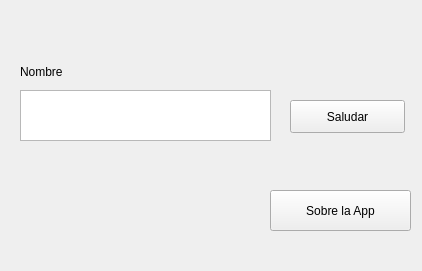
Before: the Qt Designer form views/vista_principal.ui in JuanLoaiza007/mvc-python, drawn with Qt 5.
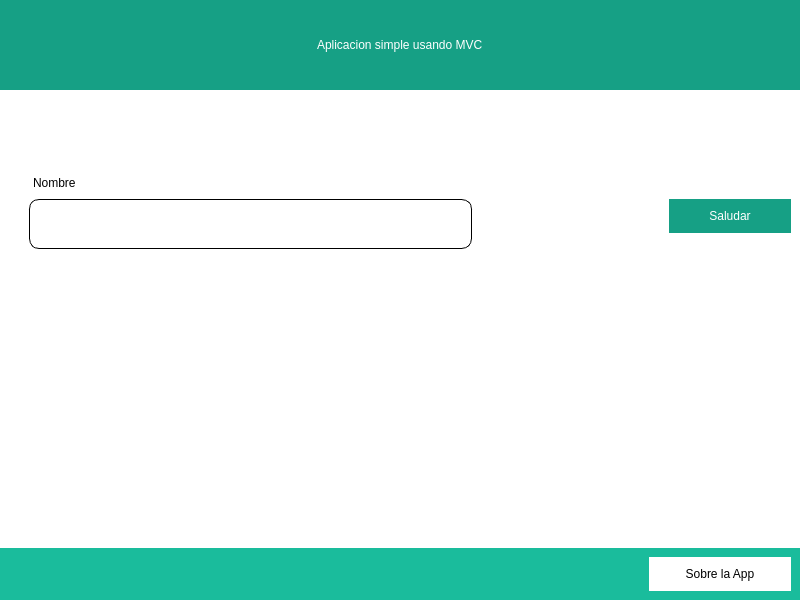
After: the same form once the commit is applied.

Commit message: Modal dialog implementation

What changed in the file:
```diff
--- a/views/vista_principal.ui
+++ b/views/vista_principal.ui
@@ -6,66 +6,445 @@
    <rect>
     <x>0</x>
     <y>0</y>
-    <width>422</width>
-    <height>271</height>
+    <width>800</width>
+    <height>600</height>
    </rect>
   </property>
+  <property name="minimumSize">
+   <size>
+    <width>800</width>
+    <height>600</height>
+   </size>
+  </property>
+  <property name="maximumSize">
+   <size>
+    <width>16777215</width>
+    <height>16777215</height>
+   </size>
+  </property>
   <property name="windowTitle">
    <string>MainWindow</string>
   </property>
   <widget class="QWidget" name="centralwidget">
-   <widget class="QTextEdit" name="txta_nombre">
-    <property name="geometry">
-     <rect>
-      <x>20</x>
-      <y>90</y>
-      <width>251</width>
-      <height>51</height>
-     </rect>
+   <property name="maximumSize">
+    <size>
+     <width>16777215</width>
+     <height>16777215</height>
+    </size>
+   </property>
+   <property name="styleSheet">
+    <string notr="true">QWidget {
+	background-color: white;
+}</string>
+   </property>
+   <layout class="QVBoxLayout" name="verticalLayout">
+    <property name="spacing">
+     <number>0</number>
     </property>
-   </widget>
-   <widget class="QLabel" name="lbl_nombre">
-    <property name="geometry">
-     <rect>
-      <x>20</x>
-      <y>60</y>
-      <width>191</width>
-      <height>24</height>
-     </rect>
+    <property name="leftMargin">
+     <number>0</number>
     </property>
-    <property name="text">
-     <string>Nombre</string>
+    <property name="topMargin">
+     <number>0</number>
     </property>
-    <property name="alignment">
-     <set>Qt::AlignLeading|Qt::AlignLeft|Qt::AlignVCenter</set>
+    <property name="rightMargin">
+     <number>0</number>
     </property>
-   </widget>
-   <widget class="QPushButton" name="btn_saludar">
-    <property name="geometry">
-     <rect>
-      <x>290</x>
-      <y>100</y>
-      <width>115</width>
-      <height>33</height>
-     </rect>
+    <property name="bottomMargin">
+     <number>0</number>
     </property>
-    <property name="text">
-     <string>Saludar</string>
-    </property>
-   </widget>
-   <widget class="QPushButton" name="btn_sobre">
-    <property name="geometry">
-     <rect>
-      <x>270</x>
-      <y>190</y>
-      <width>141</width>
-      <height>41</height>
-     </rect>
-    </property>
-    <property name="text">
-     <string>Sobre la App</string>
-    </property>
-   </widget>
+    <item>
+     <widget class="QFrame" name="head">
+      <property name="minimumSize">
+       <size>
+        <width>0</width>
+        <height>90</height>
+       </size>
+      </property>
+      <property name="maximumSize">
+       <size>
+        <width>16777215</width>
+        <height>90</height>
+       </size>
+      </property>
+      <property name="styleSheet">
+       <string notr="true">QFrame {
+	background-color: #16a085;
+}</string>
+      </property>
+      <property name="frameShape">
+       <enum>QFrame::NoFrame</enum>
+      </property>
+      <property name="frameShadow">
+       <enum>QFrame::Raised</enum>
+      </property>
+      <layout class="QGridLayout" name="gridLayout_3">
+       <property name="leftMargin">
+        <number>0</number>
+       </property>
+       <property name="topMargin">
+        <number>0</number>
+       </property>
+       <property name="rightMargin">
+        <number>0</number>
+       </property>
+       <property name="bottomMargin">
+        <number>0</number>
+       </property>
+       <property name="spacing">
+        <number>0</number>
+       </property>
+       <item row="0" column="0" alignment="Qt::AlignHCenter|Qt::AlignVCenter">
+        <widget class="QLabel" name="title">
+         <property name="styleSheet">
+          <string notr="true">QLabel {
+	font: bold 20pt &quot;sans-serif&quot;;
+	color: white;
+}</string>
+         </property>
+         <property name="text">
+          <string>Aplicacion simple usando MVC</string>
+         </property>
+        </widget>
+       </item>
+      </layout>
+     </widget>
+    </item>
+    <item>
+     <widget class="QFrame" name="body">
+      <property name="frameShape">
+       <enum>QFrame::NoFrame</enum>
+      </property>
+      <property name="frameShadow">
+       <enum>QFrame::Raised</enum>
+      </property>
+      <layout class="QVBoxLayout" name="verticalLayout_2">
+       <property name="spacing">
+        <number>0</number>
+       </property>
+       <property name="leftMargin">
+        <number>0</number>
+       </property>
+       <property name="topMargin">
+        <number>0</number>
+       </property>
+       <property name="rightMargin">
+        <number>0</number>
+       </property>
+       <property name="bottomMargin">
+        <number>0</number>
+       </property>
+       <item>
+        <widget class="QFrame" name="frame_6">
+         <property name="frameShape">
+          <enum>QFrame::NoFrame</enum>
+         </property>
+         <property name="frameShadow">
+          <enum>QFrame::Raised</enum>
+         </property>
+         <layout class="QVBoxLayout" name="verticalLayout_3">
+          <property name="spacing">
+           <number>0</number>
+          </property>
+          <property name="leftMargin">
+           <number>0</number>
+          </property>
+          <property name="topMargin">
+           <number>0</number>
+          </property>
+          <property name="rightMargin">
+           <number>0</number>
+          </property>
+          <property name="bottomMargin">
+           <number>0</number>
+          </property>
+          <item>
+           <widget class="QFrame" name="frame_10">
+            <property name="minimumSize">
+             <size>
+              <width>800</width>
+              <height>100</height>
+             </size>
+            </property>
+            <property name="maximumSize">
+             <size>
+              <width>16777215</width>
+              <height>100</height>
+             </size>
+            </property>
+            <property name="frameShape">
+             <enum>QFrame::NoFrame</enum>
+            </property>
+            <property name="frameShadow">
+             <enum>QFrame::Raised</enum>
+            </property>
+            <layout class="QHBoxLayout" name="horizontalLayout_4">
+             <property name="leftMargin">
+              <number>0</number>
+             </property>
+             <property name="topMargin">
+              <number>0</number>
+             </property>
+             <property name="rightMargin">
+              <number>0</number>
+             </property>
+             <property name="bottomMargin">
+              <number>0</number>
+             </property>
+             <item alignment="Qt::AlignBottom">
+              <widget class="QLabel" name="lbl_nombre">
+               <property name="minimumSize">
+                <size>
+                 <width>0</width>
+                 <height>0</height>
+                </size>
+               </property>
+               <property name="maximumSize">
+                <size>
+                 <width>16777215</width>
+                 <height>16777215</height>
+                </size>
+               </property>
+               <property name="styleSheet">
+                <string notr="true">QLabel {
+	padding: 0 0 0 30;
+}</string>
+               </property>
+               <property name="text">
+                <string>Nombre</string>
+               </property>
+               <property name="alignment">
+                <set>Qt::AlignLeading|Qt::AlignLeft|Qt::AlignVCenter</set>
+               </property>
+              </widget>
+             </item>
+            </layout>
+           </widget>
+          </item>
+          <item>
+           <widget class="QFrame" name="frame_7">
+            <property name="minimumSize">
+             <size>
+              <width>0</width>
+              <height>360</height>
+             </size>
+            </property>
+            <property name="maximumSize">
+             <size>
+              <width>16777215</width>
+              <height>600</height>
+             </size>
+            </property>
+            <property name="frameShape">
+             <enum>QFrame::NoFrame</enum>
+            </property>
+            <property name="frameShadow">
+             <enum>QFrame::Raised</enum>
+            </property>
+            <layout class="QHBoxLayout" name="horizontalLayout_2">
+             <property name="spacing">
+              <number>0</number>
+             </property>
+             <property name="leftMargin">
+              <number>0</number>
+             </property>
+             <property name="topMargin">
+              <number>0</number>
+             </property>
+             <property name="rightMargin">
+              <number>0</number>
+             </property>
+             <property name="bottomMargin">
+              <number>0</number>
+             </property>
+             <item alignment="Qt::AlignTop">
+              <widget class="QFrame" name="frame_9">
+               <property name="frameShape">
+                <enum>QFrame::NoFrame</enum>
+               </property>
+               <property name="frameShadow">
+                <enum>QFrame::Raised</enum>
+               </property>
+               <layout class="QHBoxLayout" name="horizontalLayout_3">
+                <item alignment="Qt::AlignLeft">
+                 <widget class="QTextEdit" name="txta_nombre">
+                  <property name="enabled">
+                   <bool>true</bool>
+                  </property>
+                  <property name="minimumSize">
+                   <size>
+                    <width>500</width>
+                    <height>50</height>
+                   </size>
+                  </property>
+                  <property name="maximumSize">
+                   <size>
+                    <width>920</width>
+                    <height>50</height>
+                   </size>
+                  </property>
+                  <property name="styleSheet">
+                   <string notr="true">QTextEdit {
+	border-radius: 10px;
+	border: 1px solid;
+	margin: 0 auto 0 20;
+}</string>
+                  </property>
+                 </widget>
+                </item>
+               </layout>
+              </widget>
+             </item>
+             <item alignment="Qt::AlignTop">
+              <widget class="QFrame" name="frame_8">
+               <property name="minimumSize">
+                <size>
+                 <width>140</width>
+                 <height>0</height>
+                </size>
+               </property>
+               <property name="maximumSize">
+                <size>
+                 <width>140</width>
+                 <height>16777215</height>
+                </size>
+               </property>
+               <property name="frameShape">
+                <enum>QFrame::NoFrame</enum>
+               </property>
+               <property name="frameShadow">
+                <enum>QFrame::Raised</enum>
+               </property>
+               <layout class="QGridLayout" name="gridLayout_2">
+                <item row="0" column="0">
+                 <widget class="QPushButton" name="btn_saludar">
+                  <property name="cursor">
+                   <cursorShape>PointingHandCursor</cursorShape>
+                  </property>
+                  <property name="mouseTracking">
+                   <bool>false</bool>
+                  </property>
+                  <property name="styleSheet">
+                   <string notr="true">QPushButton {
+	border-radius: 20px;
+	background-color: #16a085;
+	color: white;
+	font: bold 12pt &quot;sans-serif&quot;;
+	padding: 10px 0px;
+}</string>
+                  </property>
+                  <property name="text">
+                   <string>Saludar</string>
+                  </property>
+                 </widget>
+                </item>
+               </layout>
+              </widget>
+             </item>
+            </layout>
+           </widget>
+          </item>
+         </layout>
+        </widget>
+       </item>
+      </layout>
+     </widget>
+    </item>
+    <item>
+     <widget class="QFrame" name="foot">
+      <property name="maximumSize">
+       <size>
+        <width>16777215</width>
+        <height>61</height>
+       </size>
+      </property>
+      <property name="styleSheet">
+       <string notr="true">QFrame {
+	background-color: #1abc9c;
+}</string>
+      </property>
+      <property name="frameShape">
+       <enum>QFrame::NoFrame</enum>
+      </property>
+      <property name="frameShadow">
+       <enum>QFrame::Raised</enum>
+      </property>
+      <layout class="QHBoxLayout" name="horizontalLayout">
+       <property name="spacing">
+        <number>0</number>
+       </property>
+       <property name="leftMargin">
+        <number>0</number>
+       </property>
+       <property name="topMargin">
+        <number>0</number>
+       </property>
+       <property name="rightMargin">
+        <number>0</number>
+       </property>
+       <property name="bottomMargin">
+        <number>0</number>
+       </property>
+       <item>
+        <widget class="QFrame" name="frame_3">
+         <property name="styleSheet">
+          <string notr="true"/>
+         </property>
+         <property name="frameShape">
+          <enum>QFrame::NoFrame</enum>
+         </property>
+         <property name="frameShadow">
+          <enum>QFrame::Raised</enum>
+         </property>
+        </widget>
+       </item>
+       <item>
+        <widget class="QFrame" name="frame_4">
+         <property name="minimumSize">
+          <size>
+           <width>160</width>
+           <height>0</height>
+          </size>
+         </property>
+         <property name="maximumSize">
+          <size>
+           <width>160</width>
+           <height>16777215</height>
+          </size>
+         </property>
+         <property name="frameShape">
+          <enum>QFrame::NoFrame</enum>
+         </property>
+         <property name="frameShadow">
+          <enum>QFrame::Raised</enum>
+         </property>
+         <layout class="QGridLayout" name="gridLayout">
+          <item row="0" column="0">
+           <widget class="QPushButton" name="btn_sobre">
+            <property name="cursor">
+             <cursorShape>PointingHandCursor</cursorShape>
+            </property>
+            <property name="styleSheet">
+             <string notr="true">QPushButton {
+	border-radius: 20px;
+	background-color: white;
+	color: black;
+	font: bold 12pt &quot;sans-serif&quot;;
+	padding: 10px 0px;
+}</string>
+            </property>
+            <property name="text">
+             <string>Sobre la App</string>
+            </property>
+           </widget>
+          </item>
+         </layout>
+        </widget>
+       </item>
+      </layout>
+     </widget>
+    </item>
+   </layout>
   </widget>
  </widget>
  <resources/>
```
Left out of the diff: 3 changed lines with no effect on the pictures. The commit also changes 4 other files.
